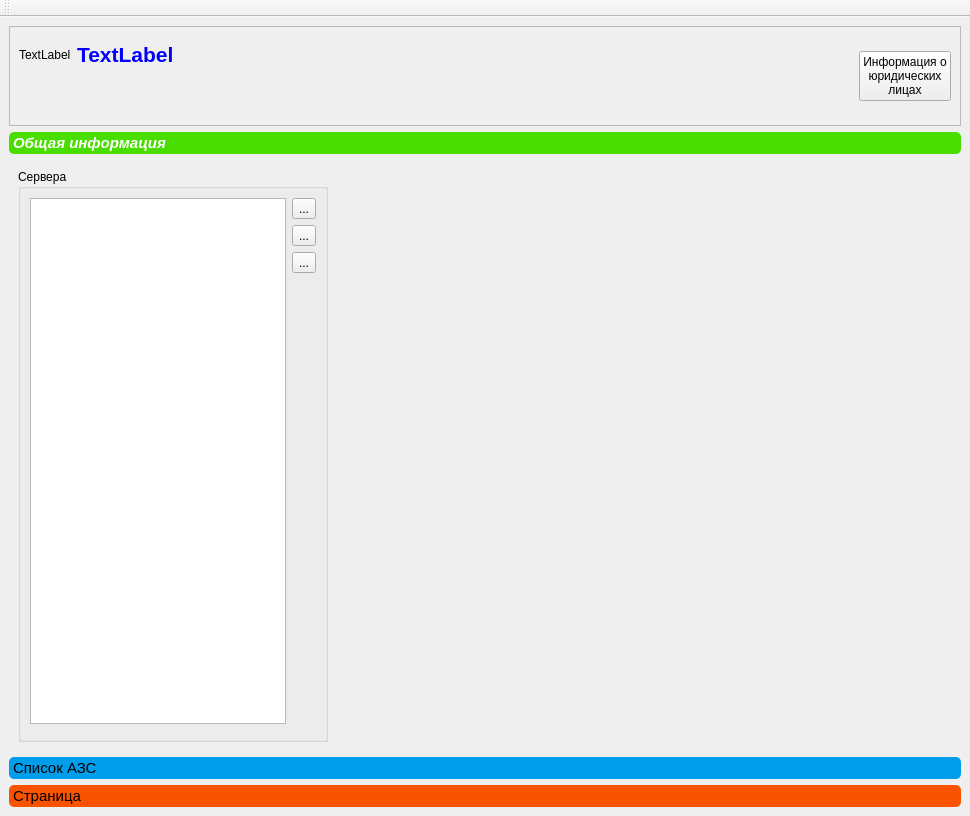
Above: Clients/clientswindow.ui from rust3128/HotlineDesktop before the change. Below: the same form after it.
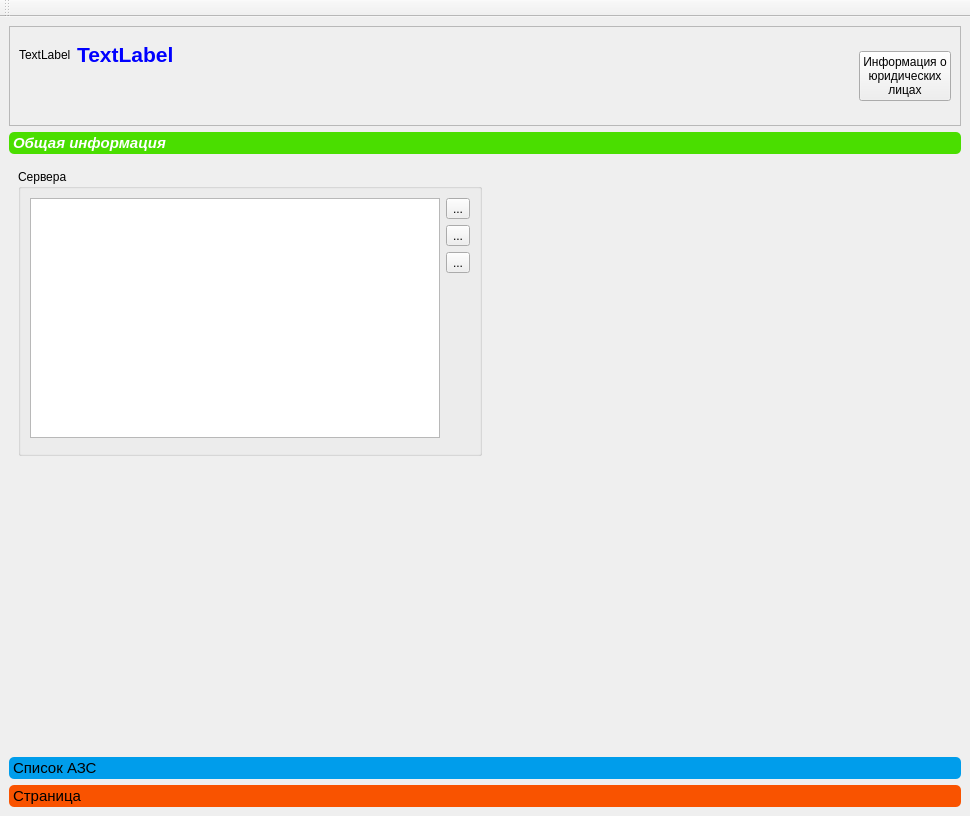
That is the form after the change. Icons and pictures are not drawn. Custom widgets are drawn as their Qt base class.

The edit to the form file:
```diff
--- a/Clients/clientswindow.ui
+++ b/Clients/clientswindow.ui
@@ -129,13 +129,13 @@
          <x>0</x>
          <y>0</y>
          <width>952</width>
-         <height>599</height>
+         <height>588</height>
         </rect>
        </property>
        <attribute name="label">
         <string>Общая информация</string>
        </attribute>
-       <layout class="QGridLayout" name="gridLayout_4" columnstretch="0,1">
+       <layout class="QGridLayout" name="gridLayout_4">
         <item row="0" column="0">
          <widget class="QGroupBox" name="groupBox">
           <property name="title">
@@ -251,6 +251,9 @@
          </widget>
         </item>
         <item row="0" column="1">
+         <widget class="AdminsListForm" name="widgetAdmins" native="true"/>
+        </item>
+        <item row="0" column="2">
          <spacer name="horizontalSpacer">
           <property name="orientation">
            <enum>Qt::Horizontal</enum>
@@ -263,6 +266,19 @@
           </property>
          </spacer>
         </item>
+        <item row="1" column="0">
+         <spacer name="verticalSpacer_2">
+          <property name="orientation">
+           <enum>Qt::Vertical</enum>
+          </property>
+          <property name="sizeHint" stdset="0">
+           <size>
+            <width>20</width>
+            <height>40</height>
+           </size>
+          </property>
+         </spacer>
+        </item>
        </layout>
       </widget>
       <widget class="QWidget" name="pageAZSList">
@@ -314,6 +330,12 @@
    <header location="global">Clients/fbserverform.h</header>
    <container>1</container>
   </customwidget>
+  <customwidget>
+   <class>AdminsListForm</class>
+   <extends>QWidget</extends>
+   <header location="global">Clients/adminslistform.h</header>
+   <container>1</container>
+  </customwidget>
  </customwidgets>
  <resources>
   <include location="../resource.qrc"/>
```
Left out of the diff: 4 changed lines with no effect on the pictures.
